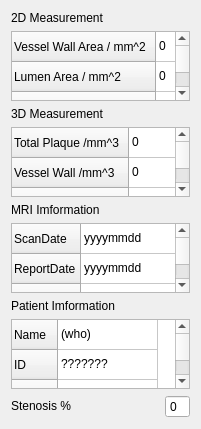
wuzhuobin/Vessel_Project, file codes/View/MeasurementWidget.ui: the form before one commit.
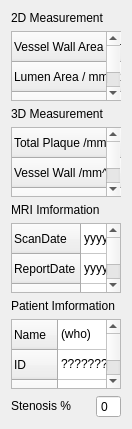
The form after the commit.

The edit to the form file:
```diff
--- a/codes/View/MeasurementWidget.ui
+++ b/codes/View/MeasurementWidget.ui
@@ -6,7 +6,7 @@
    <rect>
     <x>0</x>
     <y>0</y>
-    <width>201</width>
+    <width>132</width>
     <height>420</height>
    </rect>
   </property>
@@ -88,7 +88,16 @@
      <attribute name="horizontalHeaderVisible">
       <bool>false</bool>
      </attribute>
-     <attribute name="verticalHeaderVisible">
+     <attribute name="horizontalHeaderCascadingSectionResizes">
+      <bool>false</bool>
+     </attribute>
+     <attribute name="horizontalHeaderStretchLastSection">
+      <bool>true</bool>
+     </attribute>
+     <attribute name="verticalHeaderCascadingSectionResizes">
+      <bool>false</bool>
+     </attribute>
+     <attribute name="verticalHeaderStretchLastSection">
       <bool>true</bool>
      </attribute>
      <row>
@@ -186,6 +195,18 @@
      <attribute name="horizontalHeaderVisible">
       <bool>false</bool>
      </attribute>
+     <attribute name="horizontalHeaderCascadingSectionResizes">
+      <bool>false</bool>
+     </attribute>
+     <attribute name="horizontalHeaderStretchLastSection">
+      <bool>true</bool>
+     </attribute>
+     <attribute name="verticalHeaderCascadingSectionResizes">
+      <bool>false</bool>
+     </attribute>
+     <attribute name="verticalHeaderStretchLastSection">
+      <bool>true</bool>
+     </attribute>
      <row>
       <property name="text">
        <string>Total Plaque /mm^3</string>
@@ -299,6 +320,18 @@
      <attribute name="horizontalHeaderVisible">
       <bool>false</bool>
      </attribute>
+     <attribute name="horizontalHeaderCascadingSectionResizes">
+      <bool>false</bool>
+     </attribute>
+     <attribute name="horizontalHeaderStretchLastSection">
+      <bool>true</bool>
+     </attribute>
+     <attribute name="verticalHeaderCascadingSectionResizes">
+      <bool>false</bool>
+     </attribute>
+     <attribute name="verticalHeaderStretchLastSection">
+      <bool>true</bool>
+     </attribute>
      <row>
       <property name="text">
        <string>ScanDate</string>
@@ -382,6 +415,18 @@
      <attribute name="horizontalHeaderVisible">
       <bool>false</bool>
      </attribute>
+     <attribute name="horizontalHeaderCascadingSectionResizes">
+      <bool>false</bool>
+     </attribute>
+     <attribute name="horizontalHeaderStretchLastSection">
+      <bool>true</bool>
+     </attribute>
+     <attribute name="verticalHeaderCascadingSectionResizes">
+      <bool>false</bool>
+     </attribute>
+     <attribute name="verticalHeaderStretchLastSection">
+      <bool>true</bool>
+     </attribute>
      <row>
       <property name="text">
        <string>Name</string>
```
Left out of the diff: 3 changed lines with no effect on the pictures.
